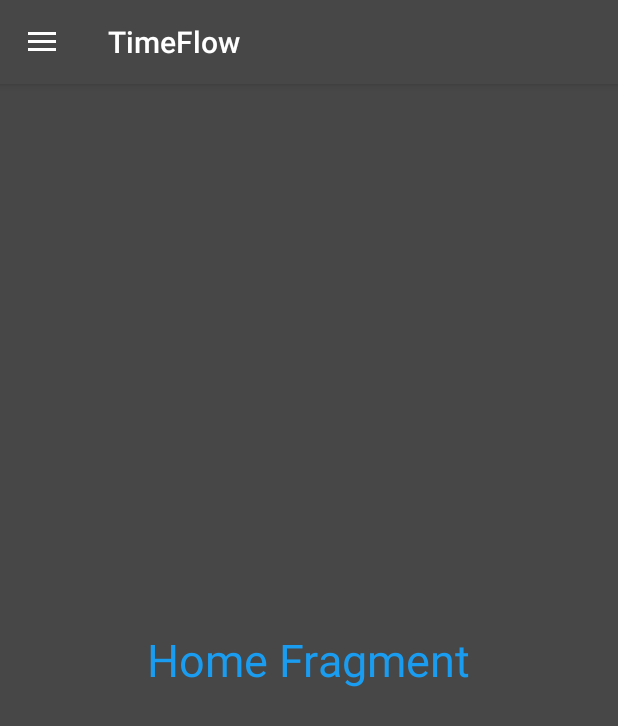
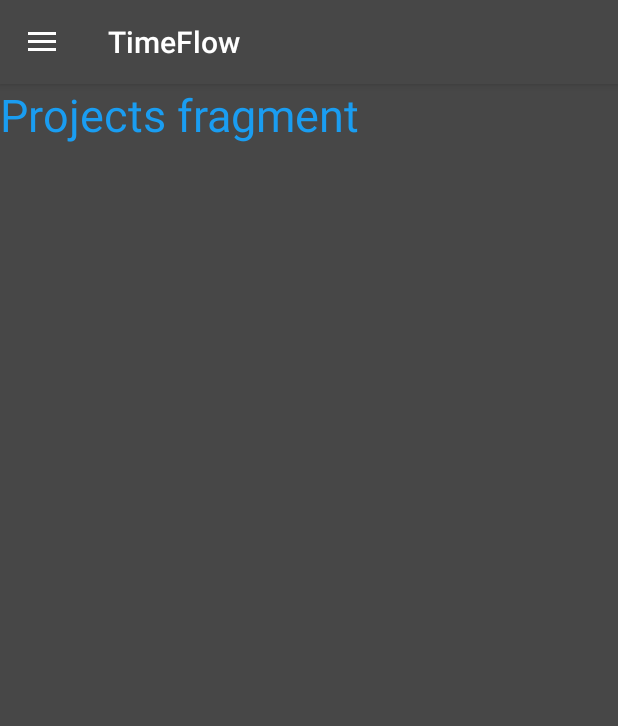
Before and after one commit to Stephan2001/OPSC_App_Part2, an Android app: the MainActivity screen opened directly, with no data from a screen before it, in the side drawer, after a tap on "Projects", on a phone screen of 412 x 824 dp. Shown: the top 726 px of the screen. Run offline under Robolectric (Android 15) with nearby library versions, the phone set to English and light mode, and no system bars.

Commit message:
Fragments added

```diff
--- a/app/src/main/java/com/example/timeflow_opsc_poe_part_2/HomeFragment.kt
+++ b/app/src/main/java/com/example/timeflow_opsc_poe_part_2/GoalsFragment.kt
@@ -6,15 +6,14 @@ import android.view.LayoutInflater
 import android.view.View
 import android.view.ViewGroup
 
-class HomeFragment : Fragment() {
+
+class GoalsFragment : Fragment() {
 
     override fun onCreateView(
         inflater: LayoutInflater, container: ViewGroup?,
         savedInstanceState: Bundle?
     ): View? {
         // Inflate the layout for this fragment
-        return inflater.inflate(R.layout.fragment_home, container, false)
+        return inflater.inflate(R.layout.fragment_goals, container, false)
     }
-
-
 }
--- a/app/src/main/java/com/example/timeflow_opsc_poe_part_2/MainActivity.kt
+++ b/app/src/main/java/com/example/timeflow_opsc_poe_part_2/MainActivity.kt
@@ -1,33 +1,26 @@
 package com.example.timeflow_opsc_poe_part_2
 
-import android.content.Intent
 import android.os.Bundle
-import android.os.Parcelable
 import android.view.MenuItem
 import android.widget.Toast
-import androidx.activity.enableEdgeToEdge
 import androidx.appcompat.app.ActionBarDrawerToggle
 import androidx.appcompat.app.AppCompatActivity
-import androidx.core.view.ViewCompat
-import androidx.core.view.WindowInsetsCompat
 import androidx.drawerlayout.widget.DrawerLayout
-import com.google.firebase.auth.FirebaseAuth
 import androidx.appcompat.widget.Toolbar;
 import androidx.core.view.GravityCompat
 import androidx.fragment.app.Fragment
 import androidx.fragment.app.FragmentTransaction
 import com.google.android.material.navigation.NavigationView
-import com.google.android.material.navigation.NavigationView.OnNavigationItemSelectedListener
-import com.google.firebase.Firebase
-import com.google.firebase.auth.auth
 
 class MainActivity : AppCompatActivity(), NavigationView.OnNavigationItemSelectedListener {
+
     private lateinit var drawerLayout: DrawerLayout
     override fun onCreate(savedInstanceState: Bundle?) {
         super.onCreate(savedInstanceState)
         setContentView(R.layout.activity_main)
 
         drawerLayout = findViewById<DrawerLayout>(R.id.drawer_layout)
+
         val toolbar = findViewById<Toolbar>(R.id.toolbar)
         setSupportActionBar(toolbar)
 
@@ -39,7 +32,7 @@ class MainActivity : AppCompatActivity(), NavigationView.OnNavigationItemSelecte
         toggle.syncState()
 
         if(savedInstanceState == null){
-            replaceFragment(HomeFragment())
+            replaceFragment(ScheduleFragment())
             navigationView.setCheckedItem(R.id.nav_schedule)
         }
 
@@ -47,8 +40,11 @@ class MainActivity : AppCompatActivity(), NavigationView.OnNavigationItemSelecte
 
     override fun onNavigationItemSelected(item: MenuItem): Boolean {
         when(item.itemId){
-            R.id.nav_schedule -> replaceFragment(HomeFragment())
-            R.id.nav_schedule -> Toast.makeText(this, "Logout", Toast.LENGTH_SHORT).show()
+            R.id.nav_schedule -> replaceFragment(ScheduleFragment())
+            R.id.nav_projects -> replaceFragment(ProjectsFragment())
+            R.id.nav_statistics -> replaceFragment(StatisticsFragment())
+            R.id.nav_goals -> replaceFragment(GoalsFragment())
+            R.id.nav_logout -> Toast.makeText(this, "Logout", Toast.LENGTH_SHORT).show()
         }
         drawerLayout.closeDrawer(GravityCompat.START)
         return true
--- /dev/null
+++ b/app/src/main/java/com/example/timeflow_opsc_poe_part_2/ProjectsFragment.kt
@@ -0,0 +1,19 @@
+package com.example.timeflow_opsc_poe_part_2
+
+import android.os.Bundle
+import androidx.fragment.app.Fragment
+import android.view.LayoutInflater
+import android.view.View
+import android.view.ViewGroup
+
+
+class ProjectsFragment : Fragment() {
+
+    override fun onCreateView(
+        inflater: LayoutInflater, container: ViewGroup?,
+        savedInstanceState: Bundle?
+    ): View? {
+        // Inflate the layout for this fragment
+        return inflater.inflate(R.layout.fragment_projects, container, false)
+    }
+}
--- /dev/null
+++ b/app/src/main/java/com/example/timeflow_opsc_poe_part_2/ScheduleFragment.kt
@@ -0,0 +1,20 @@
+package com.example.timeflow_opsc_poe_part_2
+
+import android.os.Bundle
+import androidx.fragment.app.Fragment
+import android.view.LayoutInflater
+import android.view.View
+import android.view.ViewGroup
+
+class ScheduleFragment : Fragment() {
+
+    override fun onCreateView(
+        inflater: LayoutInflater, container: ViewGroup?,
+        savedInstanceState: Bundle?
+    ): View? {
+        // Inflate the layout for this fragment
+        return inflater.inflate(R.layout.fragment_schedule, container, false)
+    }
+
+
+}
--- a/app/src/main/res/drawable/baseline_goals_24.xml
+++ /dev/null
@@ -1,5 +0,0 @@
-<vector xmlns:android="http://schemas.android.com/apk/res/android" android:autoMirrored="true" android:height="24dp" android:tint="#000000" android:viewportHeight="24" android:viewportWidth="24" android:width="24dp">
-
-    <path android:fillColor="@android:color/white" android:pathData="M19,3h-4.18C14.4,1.84 13.3,1 12,1c-1.3,0 -2.4,0.84 -2.82,2L5,3c-1.1,0 -2,0.9 -2,2v14c0,1.1 0.9,2 2,2h14c1.1,0 2,-0.9 2,-2L21,5c0,-1.1 -0.9,-2 -2,-2zM12,3c0.55,0 1,0.45 1,1s-0.45,1 -1,1 -1,-0.45 -1,-1 0.45,-1 1,-1zM14,17L7,17v-2h7v2zM17,13L7,13v-2h10v2zM17,9L7,9L7,7h10v2z"/>
-
-</vector>
--- a/app/src/main/res/drawable/baseline_settings_24.xml
+++ /dev/null
@@ -1,5 +0,0 @@
-<vector xmlns:android="http://schemas.android.com/apk/res/android" android:height="24dp" android:tint="#000000" android:viewportHeight="24" android:viewportWidth="24" android:width="24dp">
-
-    <path android:fillColor="@android:color/white" android:pathData="M19.14,12.94c0.04,-0.3 0.06,-0.61 0.06,-0.94c0,-0.32 -0.02,-0.64 -0.07,-0.94l2.03,-1.58c0.18,-0.14 0.23,-0.41 0.12,-0.61l-1.92,-3.32c-0.12,-0.22 -0.37,-0.29 -0.59,-0.22l-2.39,0.96c-0.5,-0.38 -1.03,-0.7 -1.62,-0.94L14.4,2.81c-0.04,-0.24 -0.24,-0.41 -0.48,-0.41h-3.84c-0.24,0 -0.43,0.17 -0.47,0.41L9.25,5.35C8.66,5.59 8.12,5.92 7.63,6.29L5.24,5.33c-0.22,-0.08 -0.47,0 -0.59,0.22L2.74,8.87C2.62,9.08 2.66,9.34 2.86,9.48l2.03,1.58C4.84,11.36 4.8,11.69 4.8,12s0.02,0.64 0.07,0.94l-2.03,1.58c-0.18,0.14 -0.23,0.41 -0.12,0.61l1.92,3.32c0.12,0.22 0.37,0.29 0.59,0.22l2.39,-0.96c0.5,0.38 1.03,0.7 1.62,0.94l0.36,2.54c0.05,0.24 0.24,0.41 0.48,0.41h3.84c0.24,0 0.44,-0.17 0.47,-0.41l0.36,-2.54c0.59,-0.24 1.13,-0.56 1.62,-0.94l2.39,0.96c0.22,0.08 0.47,0 0.59,-0.22l1.92,-3.32c0.12,-0.22 0.07,-0.47 -0.12,-0.61L19.14,12.94zM12,15.6c-1.98,0 -3.6,-1.62 -3.6,-3.6s1.62,-3.6 3.6,-3.6s3.6,1.62 3.6,3.6S13.98,15.6 12,15.6z"/>
-
-</vector>
--- a/app/src/main/res/drawable/baseline_share_24.xml
+++ /dev/null
@@ -1,5 +0,0 @@
-<vector xmlns:android="http://schemas.android.com/apk/res/android" android:height="24dp" android:tint="#000000" android:viewportHeight="24" android:viewportWidth="24" android:width="24dp">
-
-    <path android:fillColor="@android:color/white" android:pathData="M18,16.08c-0.76,0 -1.44,0.3 -1.96,0.77L8.91,12.7c0.05,-0.23 0.09,-0.46 0.09,-0.7s-0.04,-0.47 -0.09,-0.7l7.05,-4.11c0.54,0.5 1.25,0.81 2.04,0.81 1.66,0 3,-1.34 3,-3s-1.34,-3 -3,-3 -3,1.34 -3,3c0,0.24 0.04,0.47 0.09,0.7L8.04,9.81C7.5,9.31 6.79,9 6,9c-1.66,0 -3,1.34 -3,3s1.34,3 3,3c0.79,0 1.5,-0.31 2.04,-0.81l7.12,4.16c-0.05,0.21 -0.08,0.43 -0.08,0.65 0,1.61 1.31,2.92 2.92,2.92 1.61,0 2.92,-1.31 2.92,-2.92s-1.31,-2.92 -2.92,-2.92z"/>
-
-</vector>
--- /dev/null
+++ b/app/src/main/res/drawable/goals.xml
@@ -0,0 +1,5 @@
+<vector xmlns:android="http://schemas.android.com/apk/res/android" android:autoMirrored="true" android:height="24dp" android:tint="#000000" android:viewportHeight="24" android:viewportWidth="24" android:width="24dp">
+
+    <path android:fillColor="@android:color/white" android:fillType="evenOdd" android:pathData="M20,3H4C2.9,3 2,3.9 2,5v14c0,1.1 0.9,2 2,2h16c1.1,0 2,-0.9 2,-2V5C22,3.9 21.1,3 20,3zM10,17H5v-2h5V17zM10,13H5v-2h5V13zM10,9H5V7h5V9zM14.82,15L12,12.16l1.41,-1.41l1.41,1.42L17.99,9l1.42,1.42L14.82,15z"/>
+
+</vector>
--- a/app/src/main/res/drawable/baseline_info_24.xml
+++ b/app/src/main/res/drawable/projects.xml
@@ -1,5 +1,5 @@
 <vector xmlns:android="http://schemas.android.com/apk/res/android" android:height="24dp" android:tint="#000000" android:viewportHeight="24" android:viewportWidth="24" android:width="24dp">
 
-    <path android:fillColor="@android:color/white" android:pathData="M12,2C6.48,2 2,6.48 2,12s4.48,10 10,10 10,-4.48 10,-10S17.52,2 12,2zM13,17h-2v-6h2v6zM13,9h-2L11,7h2v2z"/>
+    <path android:fillColor="@android:color/white" android:pathData="M20,6h-8l-2,-2H4C2.9,4 2.01,4.9 2.01,6L2,18c0,1.1 0.9,2 2,2h16c1.1,0 2,-0.9 2,-2V8C22,6.9 21.1,6 20,6zM14,16H6v-2h8V16zM18,12H6v-2h12V12z"/>
 
 </vector>
--- /dev/null
+++ b/app/src/main/res/drawable/schedule.xml
@@ -0,0 +1,5 @@
+<vector xmlns:android="http://schemas.android.com/apk/res/android" android:height="24dp" android:tint="#000000" android:viewportHeight="24" android:viewportWidth="24" android:width="24dp">
+
+    <path android:fillColor="@android:color/white" android:pathData="M17,12h-5v5h5v-5zM16,1v2L8,3L8,1L6,1v2L5,3c-1.11,0 -1.99,0.9 -1.99,2L3,19c0,1.1 0.89,2 2,2h14c1.1,0 2,-0.9 2,-2L21,5c0,-1.1 -0.9,-2 -2,-2h-1L18,1h-2zM19,19L5,19L5,8h14v11z"/>
+
+</vector>
--- a/app/src/main/res/drawable/baseline_home_24.xml
+++ b/app/src/main/res/drawable/statistics.xml
@@ -1,5 +1,5 @@
 <vector xmlns:android="http://schemas.android.com/apk/res/android" android:height="24dp" android:tint="#000000" android:viewportHeight="24" android:viewportWidth="24" android:width="24dp">
 
-    <path android:fillColor="@android:color/white" android:pathData="M10,20v-6h4v6h5v-8h3L12,3 2,12h3v8z"/>
+    <path android:fillColor="@android:color/white" android:pathData="M6,10h3v10L6,20zM6,5h3v4L6,9zM16,16h3v4h-3zM16,13h3v2h-3zM11,13h3v7h-3zM11,9h3v3h-3z"/>
 
 </vector>
--- /dev/null
+++ b/app/src/main/res/layout/fragment_projects.xml
@@ -0,0 +1,18 @@
+<?xml version="1.0" encoding="utf-8"?>
+<RelativeLayout
+    xmlns:android="http://schemas.android.com/apk/res/android"
+    xmlns:tools="http://schemas.android.com/tools"
+    android:layout_width="match_parent"
+    android:layout_height="match_parent"
+    tools:context=".ProjectsFragment">
+
+    <!-- TODO: Update blank fragment layout -->
+    <TextView
+        android:layout_width="match_parent"
+        android:layout_height="match_parent"
+        android:text="Projects fragment"
+        android:textSize="30dp"
+        android:layout_centerInParent="true"
+        android:textColor="@color/blue"/>
+
+</RelativeLayout>
--- a/app/src/main/res/layout/fragment_home.xml
+++ b/app/src/main/res/layout/fragment_statistics.xml
@@ -4,15 +4,15 @@
     xmlns:tools="http://schemas.android.com/tools"
     android:layout_width="match_parent"
     android:layout_height="match_parent"
-    tools:context=".HomeFragment">
+    tools:context=".StatisticsFragment">
 
     <!-- TODO: Update blank fragment layout -->
     <TextView
-        android:layout_width="wrap_content"
-        android:layout_height="wrap_content"
-        android:text="Home Fragment"
-        android:textSize="30sp"
-        android:layout_centerInParent="true"
-        android:textColor="@color/blue"/>
+        android:layout_width="match_parent"
+        android:layout_height="match_parent"
+        android:text="Statistics fragment"
+        android:textSize="30dp"
+        android:textColor="@color/blue"
+        android:layout_centerInParent="true"/>
 
 </RelativeLayout>
--- a/app/src/main/res/menu/nav_menu.xml
+++ b/app/src/main/res/menu/nav_menu.xml
@@ -1,25 +1,25 @@
 <?xml version="1.0" encoding="utf-8"?>
 <menu xmlns:android="http://schemas.android.com/apk/res/android"
     xmlns:tools="http://schemas.android.com/tools"
-    tools:showIn = "navigation_view"
-    >
+    tools:showIn = "navigation_view">
+
     <group
         android:checkableBehavior="single">
         <item
             android:id="@+id/nav_schedule"
-            android:icon="@drawable/baseline_home_24"
+            android:icon="@drawable/schedule"
             android:title="Schedule"/>
         <item
             android:id="@+id/nav_projects"
-            android:icon="@drawable/baseline_settings_24"
+            android:icon="@drawable/projects"
             android:title="Projects"/>
         <item
             android:id="@+id/nav_statistics"
-            android:icon="@drawable/baseline_share_24"
+            android:icon="@drawable/statistics"
             android:title="Statistics"/>
         <item
             android:id="@+id/nav_goals"
-            android:icon="@drawable/baseline_goals_24"
+            android:icon="@drawable/goals"
             android:title="Daily goals"/>
 
     </group>
--- a/app/src/main/res/values/strings.xml
+++ b/app/src/main/res/values/strings.xml
@@ -2,4 +2,6 @@
     <string name="app_name">TimeFlow</string>
     <string name="open_nav">Open Navigation drawer</string>
     <string name="close_nav">Open Navigation drawer</string>
+    <!-- TODO: Remove or change this placeholder text -->
+    <string name="hello_blank_fragment">Hello blank fragment</string>
 </resources>
```
Also changed, not shown: app/src/main/AndroidManifest.xml (+12 -10 lines), app/src/main/java/com/example/timeflow_opsc_poe_part_2/StatisticsFragment.kt (added, +18 -0 lines), app/src/main/res/layout/fragment_goals.xml (added, +18 -0 lines), app/src/main/res/layout/fragment_schedule.xml (added, +18 -0 lines).
